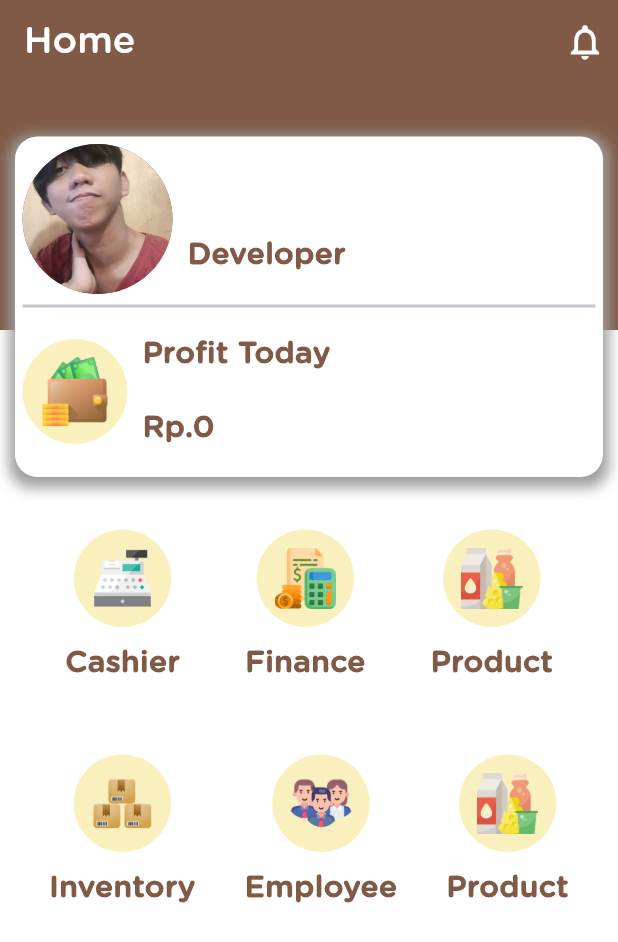
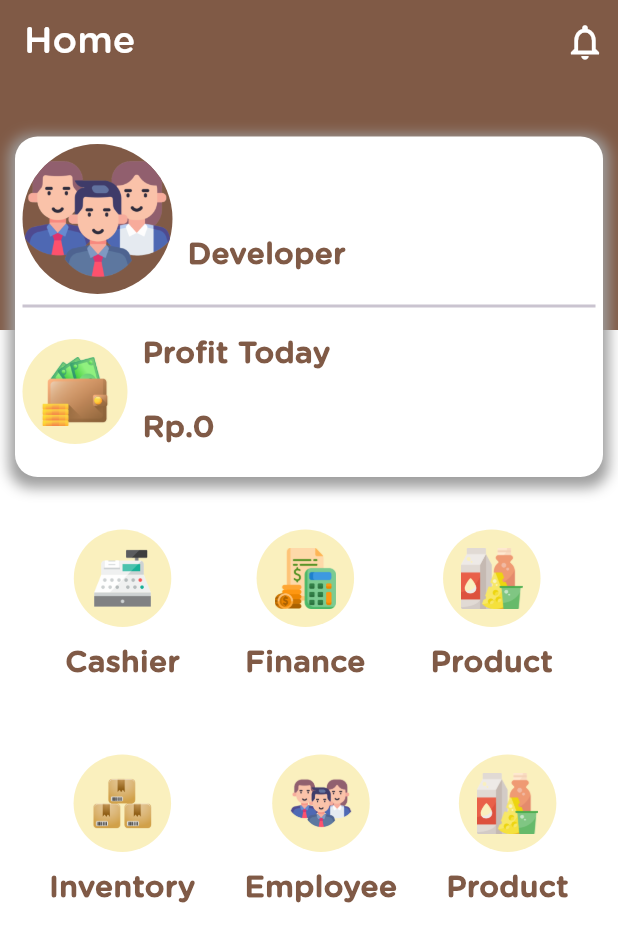
Before and after one commit to musupadi/kopi_lancong_flutter, a Flutter app: the home screen opened directly, on a phone screen of 412 x 824 dp. Shown: the top 942 px of the screen. Run offline on Flutter 3.47's test engine with Material 3 defaults, Android fonts, the phone set to English and light mode, and no system bars; our stand-ins replace animated_text_kit, awesome_dialog, convex_bottom_bar, flutter_masked_text2, flutter_spinkit, lottie and 4 more; missing offline and left inert: dart:ffi, flutter_session_manager; accounts and stored records are empty; project files that could hold a hidden picture were left out.

Commit message:
Update Data

```diff
--- a/lib/Model/Cashier.dart
+++ b/lib/Model/Cashier.dart
@@ -3,7 +3,6 @@ import 'package:flutter/material.dart';
 final String tableNotes = 'apos';
 
 class CashierFields{
-
   static final List<String> values = [id,nama,jumlah,harga];
   static final String id = 'id';
   static final String id_product = 'id_product';
--- a/lib/ui/Cashier/cashier.dart
+++ b/lib/ui/Cashier/cashier.dart
@@ -236,7 +236,6 @@ class _cashierState extends State<cashier> {
           headerAnimationLoop: false
       )..show();
     }
-
   }
   Future Logic(String Kembalian) async {
     int timeout = 5;
--- a/lib/ui/home.dart
+++ b/lib/ui/home.dart
@@ -94,7 +94,7 @@ class _homeState extends State<home> {
                               width: 100,
                               child: CircleAvatar(
                                 backgroundColor: NewColor.PrimaryColors(),
-                                foregroundImage: AssetImage("assets/img/musupadi.jpg"),
+                                foregroundImage: AssetImage("assets/img/employee.png"),
                               ),
                             ),
                           ),
```
Also changed, not shown: 1 other file.
